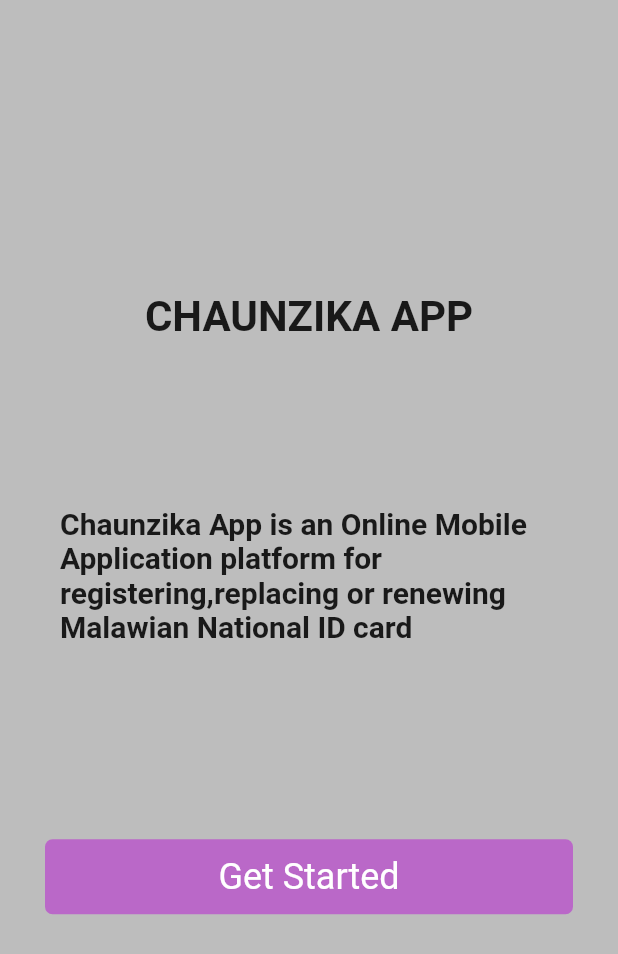
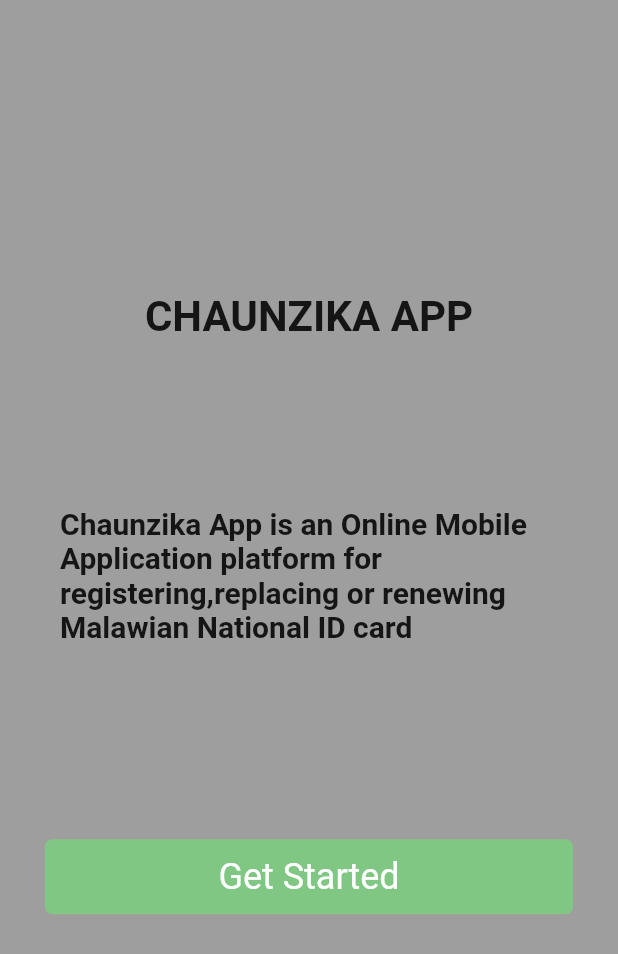
Before and after one commit to shadkasera/chaunzika_app, a Flutter app: the screen it shows after launch, on a phone screen of 412 x 824 dp. Shown: the top 954 px of the screen. Run offline on Flutter 3.47's test engine with Material 2 defaults, Android fonts, the phone set to English and light mode, and no system bars.

Commit message:
updated files

```diff
--- a/lib/pages/signup.dart
+++ b/lib/pages/signup.dart
@@ -221,7 +221,7 @@ class Signup extends StatelessWidget {
                   // signup
 
                   Padding(
-                    padding: const EdgeInsets.symmetric(horizontal: 20,vertical: 10),
+                    padding: const EdgeInsets.symmetric(horizontal: 40,vertical: 10),
                     child: Row(
                       children:  [
                         const Text(
--- a/lib/pages/welcome.dart
+++ b/lib/pages/welcome.dart
@@ -7,7 +7,7 @@ class WelcomPage extends StatelessWidget {
   @override
   Widget build(BuildContext context) {
     return Scaffold(
-      backgroundColor: Colors.grey[400],
+      backgroundColor: Colors.grey[500],
       body: SafeArea(
           child: Center(
         child: Column(
@@ -41,7 +41,7 @@ class WelcomPage extends StatelessWidget {
                 child: Container(
                   height: 50,
                   decoration: BoxDecoration(
-                    color: Colors.purple[300],
+                    color: Colors.green[300],
                     borderRadius: BorderRadius.circular(5),
                   ),
                   child: const Center(
```
